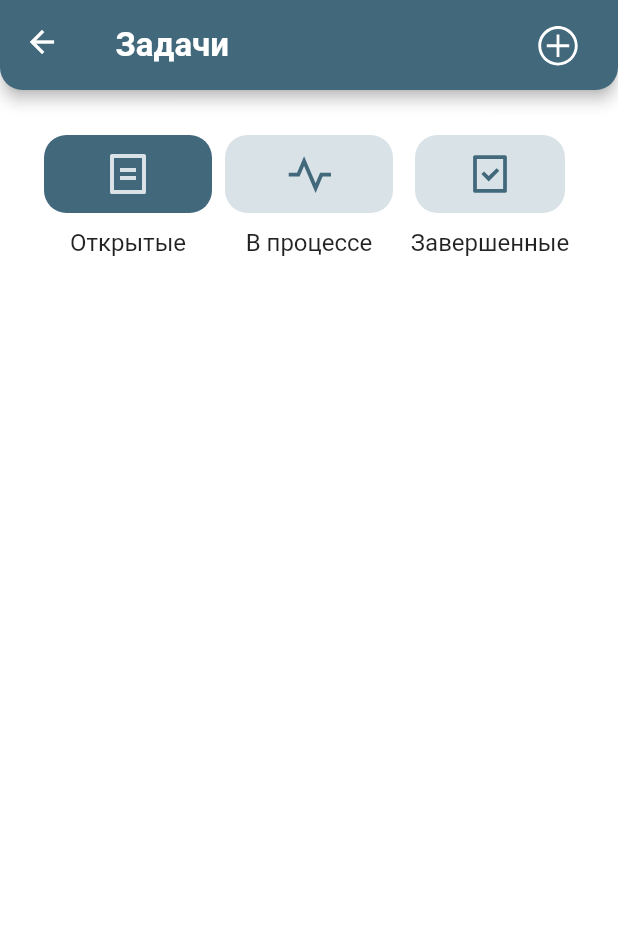
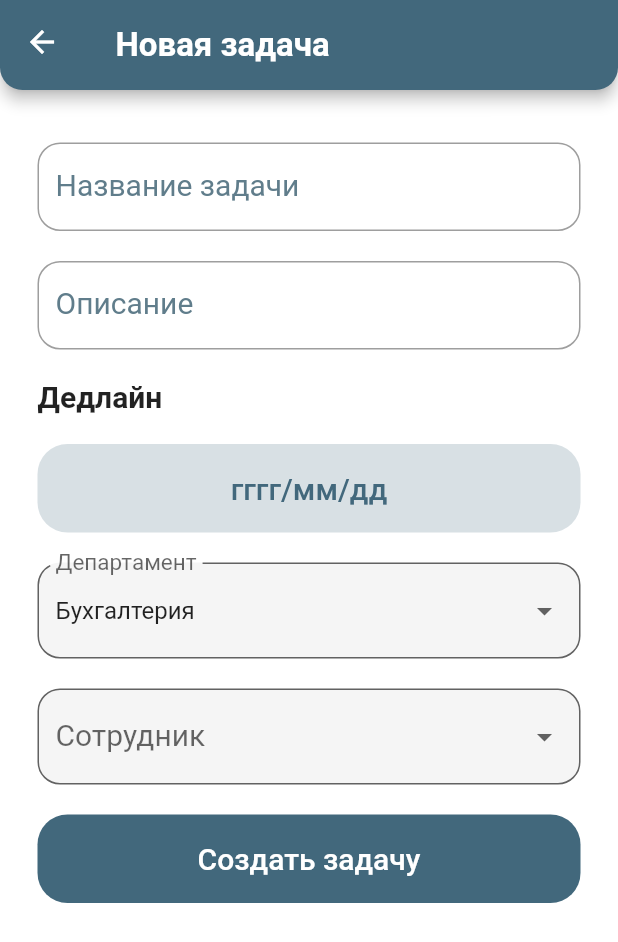
Before and after one commit to SmokeMkee/FEST, a Flutter app: the Tasks screen opened directly, after a tap on an icon or button, on a phone screen of 412 x 824 dp. Shown: the top 942 px of the screen. Run offline on Flutter 3.47's test engine with Material 2 defaults, Android fonts, the phone set to English and light mode, and no system bars; our stand-ins replace flutter_svg, image_picker, syncfusion_flutter_datepicker; accounts and stored records are empty.

Commit message:
create tasks added

```diff
--- /dev/null
+++ b/lib/entities/User.dart
@@ -0,0 +1,12 @@
+class User extends Object{
+  int? id;
+  String? fullName;
+  String? email;
+  String? department;
+  List<String> positions = <String>[];
+  String? profileImage;
+  DateTime? registrationDate;
+
+  User(this.id, this.fullName, this.email, this.department, this.positions,
+      this.profileImage, this.registrationDate);
+}
--- a/lib/main.dart
+++ b/lib/main.dart
@@ -5,6 +5,7 @@ import 'package:itfest/services/attendance/attendance.dart';
 import 'package:itfest/services/employees/create_employee.dart';
 import 'package:itfest/services/employees/employees.dart';
 import 'package:itfest/profile/profile.dart';
+import 'package:itfest/tasks/create_task.dart';
 
 import 'login/login.dart';
 import 'nav_bar/navigation_bar.dart';
@@ -58,7 +59,8 @@ class MyApp extends StatelessWidget {
           '/main_screen/attendance' : (context) => Attendance(),
           '/main_screen/employees': (context) => Employees(),
           '/main_screen/create_application_pattern': (context) => CreateApplicationPattern(),
-          '/main_screen/create_employee': (context) => CreateEmployee()
+          '/main_screen/create_employee': (context) => CreateEmployee(),
+          '/main_screen/create_task': (context) => CreateTask()
         },
           initialRoute:'/auth' ,
 
--- /dev/null
+++ b/lib/tasks/create_task.dart
@@ -0,0 +1,337 @@
+import 'package:flutter/material.dart';
+import 'package:flutter_svg/svg.dart';
+import 'package:intl/intl.dart';
+import 'package:itfest/entities/User.dart';
+import 'package:itfest/enums/CustomColors.dart';
+import 'package:syncfusion_flutter_datepicker/datepicker.dart';
+
+class CreateTask extends StatefulWidget {
+  const CreateTask({Key? key}) : super(key: key);
+
+  @override
+  _CreateTaskState createState() => _CreateTaskState();
+}
+
+class _CreateTaskState extends State<CreateTask> {
+  String? _range;
+
+  String? _selectedDate = "";
+
+  String? _dateCount;
+  String? _rangeCount;
+
+  bool selectDate = false;
+
+  User? user;
+
+  List<User> users = <User>[User(0, "Не присваивать", "", "", [""], "", DateTime.now())];
+
+  /// The method for [DateRangePickerSelectionChanged] callback, which will be
+  /// called whenever a selection changed on the date picker widget.
+  void _onSelectionChanged(DateRangePickerSelectionChangedArgs args) {
+    /// The argument value will return the changed date as [DateTime] when the
+    /// widget [SfDateRangeSelectionMode] set as single.
+    ///
+    /// The argument value will return the changed dates as [List<DateTime>]
+    /// when the widget [SfDateRangeSelectionMode] set as multiple.
+    ///
+    /// The argument value will return the changed range as [PickerDateRange]
+    /// when the widget [SfDateRangeSelectionMode] set as range.
+    ///
+    /// The argument value will return the changed ranges as
+    /// [List<PickerDateRange] when the widget [SfDateRangeSelectionMode] set as
+    /// multi range.
+    setState(() {
+      if (args.value is PickerDateRange) {
+        _range = '${DateFormat('dd/MM/yyyy').format(args.value.startDate)} -'
+            // ignore: lines_longer_than_80_chars
+            ' ${DateFormat('dd/MM/yyyy').format(args.value.endDate ?? args.value.startDate)}';
+      } else if (args.value is DateTime) {
+        _selectedDate = DateFormat('dd/MM/yyyy').format(args.value);
+      } else if (args.value is List<DateTime>) {
+        _dateCount = args.value.length.toString();
+      } else {
+        _rangeCount = args.value.length.toString();
+      }
+      setState(() {
+        selectDate = false;
+      });
+    });
+  }
+
+  final borderRaduis = BorderRadius.all(Radius.circular(15));
+
+  String department = 'Бухгалтерия';
+
+  List<String> departments = <String>[
+    'Бухгалтерия',
+    'Технический департамент',
+    'Модератор',
+    'Глава департамента',
+    'Менеджер Департамента'
+  ];
+  List<TextEditingController> controllers = <TextEditingController>[];
+
+  @override
+  void initState() {
+    // TODO: implement initState
+    controllers.add(TextEditingController());
+  }
+
+  @override
+  Widget build(BuildContext context) {
+    return Scaffold(
+        backgroundColor: Colors.white,
+        appBar: PreferredSize(
+            preferredSize: Size.fromHeight(60.0), // here the desired height
+            child: AppBar(
+              backgroundColor: Color.fromRGBO(66, 104, 124, 1),
+              shape: RoundedRectangleBorder(
+                borderRadius: BorderRadius.vertical(
+                  bottom: Radius.circular(15),
+                ),
+              ),
+              title: Padding(
+                padding: const EdgeInsets.fromLTRB(5, 5, 0, 0),
+                child: Row(
+                  children: [
+                    Expanded(
+                        child: Text(
+                      'Новая задача',
+                      style: TextStyle(
+                          fontSize: 22,
+                          fontWeight: FontWeight.w600,
+                          color: Colors.white),
+                    ))
+                  ],
+                ),
+              ),
+            )),
+        body: Stack(children: [
+          if (selectDate) ...[
+            Positioned(
+              top: 50,
+              left: 20,
+              child: Container(
+                decoration: BoxDecoration(
+                  color: Colors.white,
+                  border: Border.all(color: CustomColors.colors['dark-blue']!),
+                  borderRadius: BorderRadius.all(Radius.circular(10)),
+                ),
+                height: 400,
+                width: MediaQuery.of(context).size.width - 40,
+                child: SfDateRangePicker(
+                  backgroundColor: Colors.white,
+                  onSelectionChanged: _onSelectionChanged,
+                  selectionMode: DateRangePickerSelectionMode.single,
+                  initialSelectedRange: PickerDateRange(
+                      DateTime.now().subtract(const Duration(days: 4)),
+                      DateTime.now().add(const Duration(days: 3))),
+                ),
+              ),
+            ),
+            Positioned(
+                top: 50,
+                right: 20,
+                child: IconButton(
+                  onPressed: () {
+                    setState(() {
+                      selectDate = false;
+                    });
+                  },
+                  icon: Icon(
+                    Icons.close,
+                    color: Colors.redAccent,
+                  ),
+                )),
+          ] else ...[
+            SingleChildScrollView(
+              child: Padding(
+                padding: const EdgeInsets.fromLTRB(25, 15, 25, 20),
+                child: Column(
+                  children: [
+                    SizedBox(
+                      height: 20,
+                    ),
+                    TextFormField(
+                      decoration: InputDecoration(
+                        border: OutlineInputBorder(
+                            borderSide: BorderSide(color: Colors.black),
+                            borderRadius: borderRaduis),
+                        focusedBorder: OutlineInputBorder(
+                            borderSide: BorderSide(
+                                color: Color.fromARGB(255, 216, 224, 228))),
+                        labelText: "Название задачи",
+                        labelStyle:
+                            TextStyle(fontSize: 20, color: Colors.blueGrey),
+                      ),
+                    ),
+                    SizedBox(
+                      height: 20,
+                    ),
+                    TextFormField(
+                      keyboardType: TextInputType.multiline,
+                      maxLines: null,
+                      decoration: InputDecoration(
+                        border: OutlineInputBorder(
+                            borderSide: BorderSide(color: Colors.black),
+                            borderRadius: borderRaduis),
+                        focusedBorder: OutlineInputBorder(
+                            borderSide: BorderSide(
+                                color: Color.fromARGB(255, 216, 224, 228))),
+                        labelText: "Описание",
+                        labelStyle:
+                            TextStyle(fontSize: 20, color: Colors.blueGrey),
+                      ),
+                    ),
+                    SizedBox(
+                      height: 20,
+                    ),
+                    Row(
+                      children: [
+                        Text("Дедлайн", style: TextStyle(fontSize: 20, fontWeight: FontWeight.w600), textAlign: TextAlign.start,),
+                      ],
+                    ),
+                    SizedBox(height: 20,),
+                    Container(
+                      decoration: const BoxDecoration(
+                          color: Color.fromARGB(255, 216, 224, 228),
+                          borderRadius: BorderRadius.all(Radius.circular(20))),
+                      child: TextButton(
+                        onPressed: () {
+                          setState(() {
+                            selectDate = true;
+                          });
+                        },
+                        child: Padding(
+                          padding:
+                              EdgeInsets.symmetric(horizontal: 0, vertical: 10),
+                          child: Row(
+                            children: [
+                              Expanded(
+                                child: Padding(
+                                  padding: const EdgeInsets.only(right: 0),
+                                  child: Text(
+                                    ((_selectedDate == "" || _selectedDate == null) ? "гггг/мм/дд" : _selectedDate!),
+                                    style: TextStyle(
+                                      color: Color.fromARGB(255, 66, 104, 124),
+                                      fontSize: 20,
+                                    ),
+                                    textAlign: TextAlign.center,
+                                  ),
+                                ),
+                              ),
+                            ],
+                          ),
+                        ),
+                      ),
+                    ),
+                    SizedBox(
+                      height: 20,
+                    ),
+                    Row(
+                      children: [
+                        Expanded(
+                          child: DropdownButtonFormField(
+                              decoration: InputDecoration(
+                                  labelText: "Департамент",
+                                  labelStyle: TextStyle(fontSize: 20),
+                                  border: OutlineInputBorder(
+                                    borderRadius: const BorderRadius.all(
+                                      const Radius.circular(15.0),
+                                    ),
+                                  ),
+                                  filled: true,
+                                  ),
+                              value: department,
+                              items: departments.map<DropdownMenuItem<String>>(
+                                  (String value) {
+                                return DropdownMenuItem<String>(
+                                  value: value,
+                                  child: Text(value),
+                                );
+                              }).toList(),
+                              onChanged: (String? newValue) {
+                                setState(() {
+                                  department = newValue!;
+                                });
+                              }),
+                        )
+                      ],
+                    ),
+
+
+                    SizedBox(
+                      height: 20,
+                    ),
+                    Row(
+                      children: [
+                        Expanded(
+                          child: DropdownButtonFormField(
+                              decoration: InputDecoration(
+                                labelText: "Сотрудник",
+                                labelStyle: TextStyle(fontSize: 20),
+                                border: OutlineInputBorder(
+                                  borderRadius: const BorderRadius.all(
+                                    const Radius.circular(15.0),
+                                  ),
+                                ),
+                                filled: true,
+                              ),
+                              value: user,
+                              items: users.map<DropdownMenuItem<User>>(
+                                      (User value) {
+                                    return DropdownMenuItem<User>(
+                                      value: value,
+                                      child: Text(value.fullName!),
+                                    );
+                                  }).toList(),
+                              onChanged: (User? newValue) {
+                                setState(() {
+                                  user = newValue!;
+                                });
+                              }),
+                        )
+                      ],
+                    ),
+                    Padding(
+                      padding: const EdgeInsets.only(top: 20),
+                      child: Container(
+                        decoration: const BoxDecoration(
+                            color: Color.fromARGB(255, 66, 104, 124),
+                            borderRadius:
+                                BorderRadius.all(Radius.circular(20))),
+                        child: TextButton(
+                          onPressed: () {},
+                          child: Padding(
+                            padding: EdgeInsets.symmetric(
+                                horizontal: 0, vertical: 10),
+                            child: Row(
+                              children: [
+                                Expanded(
+                                  child: Padding(
+                                    padding: const EdgeInsets.only(right: 0),
+                                    child: Text(
+                                      "Создать задачу",
+                                      style: TextStyle(
+                                        color: Colors.white,
+                                        fontSize: 20,
+                                      ),
+                                      textAlign: TextAlign.center,
+                                    ),
+                                  ),
+                                ),
+                              ],
+                            ),
+                          ),
+                        ),
+                      ),
+                    ),
+                  ],
+                ),
+              ),
+            ),
+          ]
+        ]));
+  }
+}
--- a/lib/tasks/tasks.dart
+++ b/lib/tasks/tasks.dart
@@ -39,6 +39,7 @@ class _TasksState extends State<Tasks> {
                           color: Colors.white),
                     )),
                     IconButton(onPressed: (){
+                      Navigator.of(context).pushNamed("/main_screen/create_task");
 
                     }, icon: SvgPicture.asset('assets/add.svg'))
                   ],
--- a/pubspec.yaml
+++ b/pubspec.yaml
@@ -37,6 +37,8 @@ dependencies:
   # Use with the CupertinoIcons class for iOS style icons.
   cupertino_icons: ^1.0.2
   image_picker: ^0.8.5
+  syncfusion_flutter_datepicker: ^20.1.50
+  font_awesome_flutter: ^10.1.0
 
 dev_dependencies:
   flutter_test:
@@ -78,7 +80,6 @@ flutter:
   - assets/open_task_icon.svg
   - assets/in_process_icon.svg
   - assets/success_icon.svg
-
   - assets/arrow_profile.svg
   - assets/help-profile.svg
   - assets/personal-information.svg
```
Also changed, not shown: pubspec.lock.
